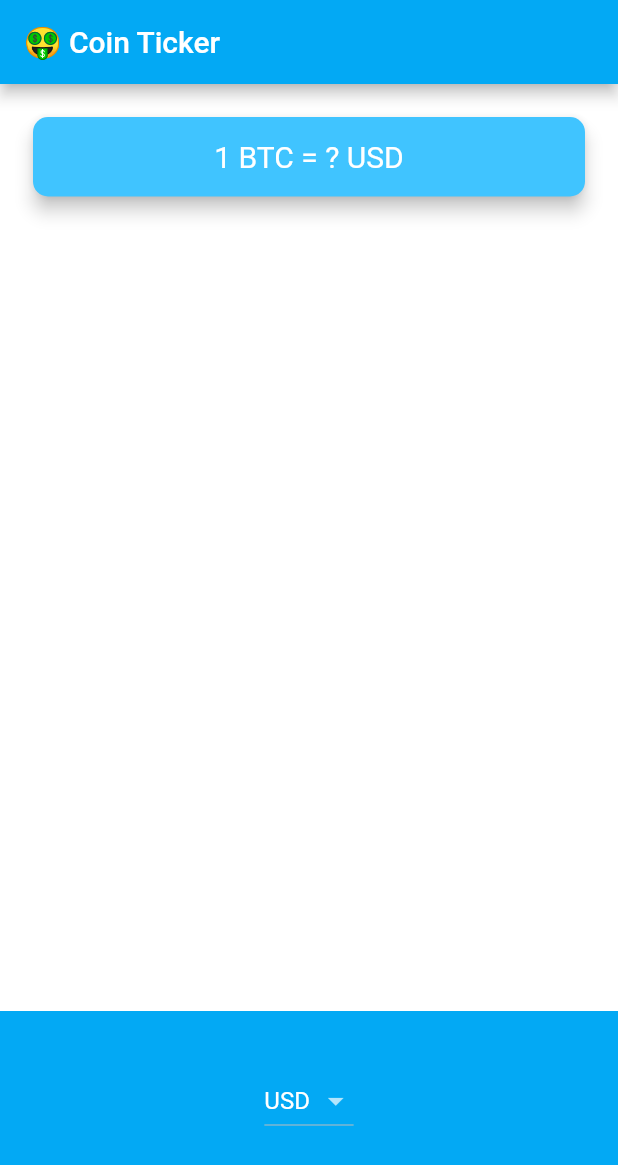
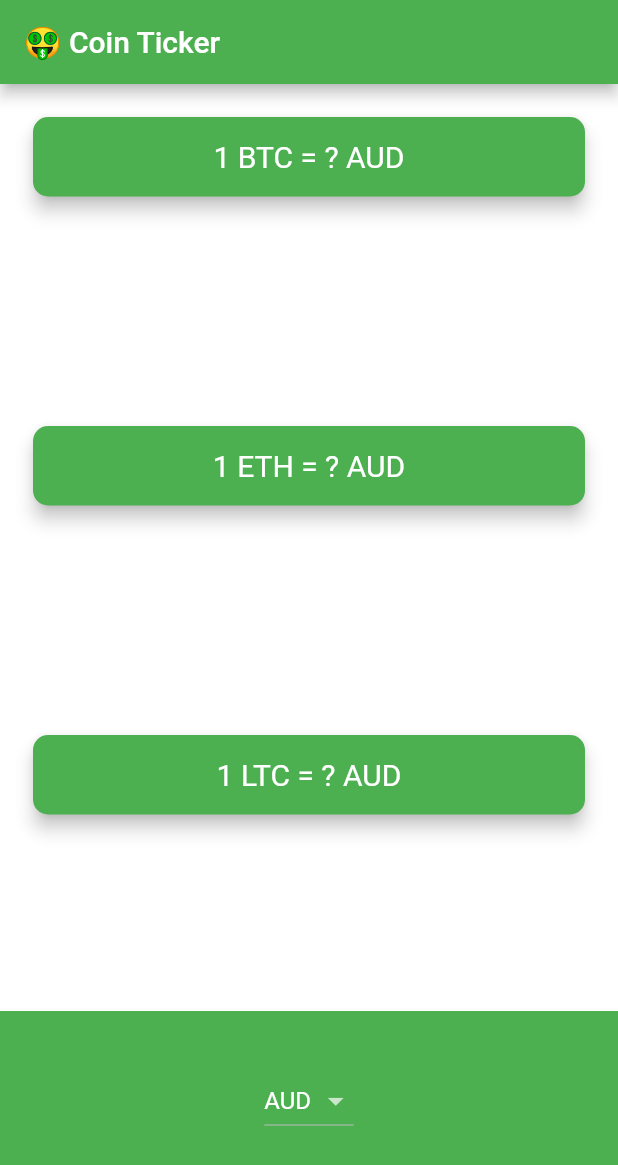
Before and after one commit to fanonxr/Bitcoin-Tracker, a Flutter app: the screen it shows after launch, on a phone screen of 412 x 824 dp. Shown: the top 1165 px of the screen. Run offline on Flutter 3.47's test engine with Material 2 defaults, Android fonts, the phone set to English and light mode, and no system bars; network calls fail.

Commit message:
Displaying the mutiple crypto currencies conversions for mutiple currencies.

```diff
--- a/lib/price_screen.dart
+++ b/lib/price_screen.dart
@@ -10,7 +10,7 @@ class PriceScreen extends StatefulWidget {
 
 class _PriceScreenState extends State<PriceScreen> {
   // property of selected currency
-  String selectedCurrency = 'USD';
+  String selectedCurrency = 'AUD';
 
   DropdownButton<String> androidDropDown() {
 
@@ -34,6 +34,8 @@ class _PriceScreenState extends State<PriceScreen> {
         setState(
           () {
             selectedCurrency = value;
+            // get data when the dropdown changes
+            getData();
           },
         );
       },
@@ -49,30 +51,102 @@ class _PriceScreenState extends State<PriceScreen> {
     }
 
     return CupertinoPicker(
-      backgroundColor: Colors.lightBlue,
+      backgroundColor: Colors.green,
       itemExtent: 32.0,
       onSelectedItemChanged: (selectedIndex) {
-        print(selectedIndex);
+        setState(() {
+          // save the selectedIndex -> curr
+          selectedCurrency = currenciesList[selectedIndex];
+          // call get data to update with selected currency
+          getData();
+        });
       },
       children: pickerItems,
     );
   }
 
+  // store the prices in a map
+  Map<String, String> coinValues = {};
+  bool isWaiting = false;
+
+  // method to get data from api and make the request
+  String bitcoinValueInUSD = '?';
+
+  void getData() async {
+    isWaiting = true;
+    try {
+      var data = await CoinData().getCoinData(selectedCurrency); // this is a map
+      isWaiting = false;
+      // update the state
+      setState(() {
+       coinValues = data;
+      });
+    } catch (e) {
+      print("Error: $e");
+    }
+  }
+
+  // as soon as the app loads, update the state with the data fetch from the API
+  @override
+  void initState() {
+    super.initState();
+    getData();
+  }
 
   @override
   Widget build(BuildContext context) {
     return Scaffold(
       appBar: AppBar(
         title: Text('🤑 Coin Ticker'),
+        backgroundColor: Colors.green,
       ),
       body: Column(
         mainAxisAlignment: MainAxisAlignment.spaceBetween,
         crossAxisAlignment: CrossAxisAlignment.stretch,
         children: <Widget>[
-          Padding(
+          CryptoCard(
+            cryptoCurrency: 'BTC',
+            value: isWaiting ? '?' : coinValues['BTC'],
+            selectedCurrency: selectedCurrency,
+          ),
+          CryptoCard(
+            cryptoCurrency: 'ETH',
+            value: isWaiting ? '?' : coinValues['ETH'],
+            selectedCurrency: selectedCurrency,
+          ),
+          CryptoCard(
+            cryptoCurrency: 'LTC',
+            value: isWaiting ? '?' : coinValues['LTC'],
+            selectedCurrency: selectedCurrency,
+          ),
+          Container(
+              height: 150.0,
+              alignment: Alignment.center,
+              padding: EdgeInsets.only(bottom: 30.0),
+              color: Colors.green,
+              child: Platform.isIOS ? iosPicker() : androidDropDown(),
+          ),
+        ],
+      ),
+    );
+  }
+}
+
+// make a crypto card that will hold the data for mutiple currencys
+class CryptoCard extends StatelessWidget {
+
+  CryptoCard({this.value, this.selectedCurrency, this.cryptoCurrency});
+
+  final String value;
+  final String selectedCurrency;
+  final String cryptoCurrency;
+
+  @override
+  Widget build(BuildContext context) {
+    return Padding(
       padding: EdgeInsets.fromLTRB(18.0, 18.0, 18.0, 0),
       child: Card(
-              color: Colors.lightBlueAccent,
+        color: Colors.green,
         elevation: 5.0,
         shape: RoundedRectangleBorder(
           borderRadius: BorderRadius.circular(10.0),
@@ -80,7 +154,7 @@ class _PriceScreenState extends State<PriceScreen> {
         child: Padding(
           padding: EdgeInsets.symmetric(vertical: 15.0, horizontal: 28.0),
           child: Text(
-                  '1 BTC = ? USD',
+            '1 $cryptoCurrency = $value $selectedCurrency',
             textAlign: TextAlign.center,
             style: TextStyle(
               fontSize: 20.0,
@@ -89,16 +163,6 @@ class _PriceScreenState extends State<PriceScreen> {
           ),
         ),
       ),
-          ),
-          Container(
-              height: 150.0,
-              alignment: Alignment.center,
-              padding: EdgeInsets.only(bottom: 30.0),
-              color: Colors.lightBlue,
-              child: Platform.isIOS ? iosPicker() : androidDropDown(),
-          ),
-        ],
-      ),
     );
   }
 }
--- a/pubspec.yaml
+++ b/pubspec.yaml
@@ -13,6 +13,7 @@ dependencies:
   # The following adds the Cupertino Icons font to your application.
   # Use with the CupertinoIcons class for iOS style icons.
   cupertino_icons: ^0.1.2
+  http: ^0.12.0+2
 
 dev_dependencies:
   flutter_test:
```
Also changed, not shown: lib/coin_data.dart (+35 -1 lines), lib/data/data.dart (added), pubspec.lock. Lines whose indentation alone changed are shown as unchanged.
